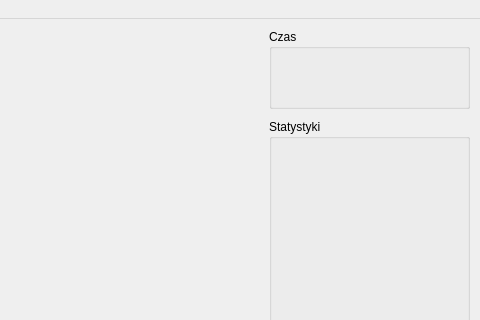
hun7err/Chess, file ui/mainwindow.ui: the form before one commit; both pictures show x 261 to 741 and y 0 to 320 of the 741 by 575 pixel window.
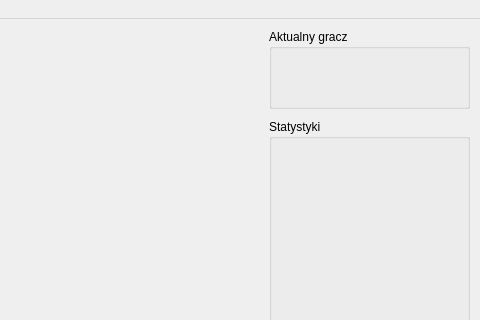
The form after the commit.

Diff of the .ui file:
```diff
--- a/ui/mainwindow.ui
+++ b/ui/mainwindow.ui
@@ -30,7 +30,7 @@
      </rect>
     </property>
     <property name="title">
-     <string>Czas</string>
+     <string>Aktualny gracz</string>
     </property>
    </widget>
    <widget class="QGroupBox" name="groupBox_3">
```
Left out of the diff: 31 changed lines with no effect on the pictures.
